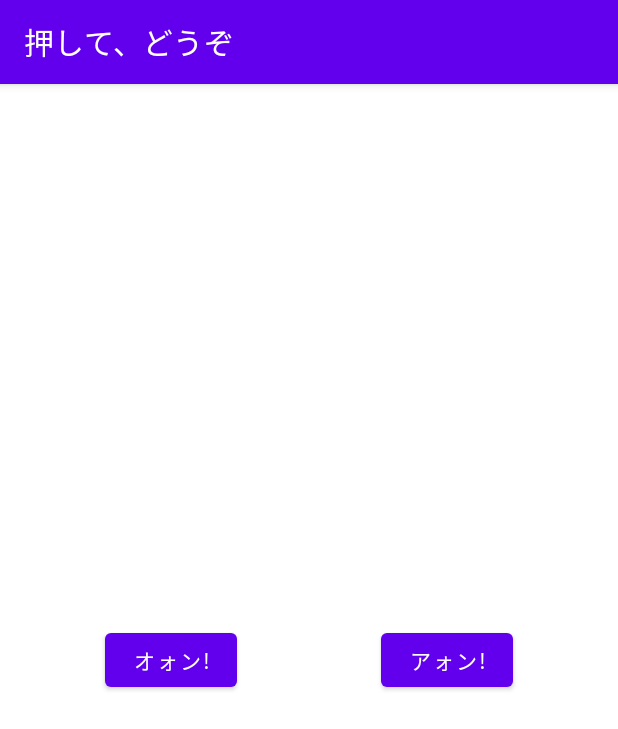
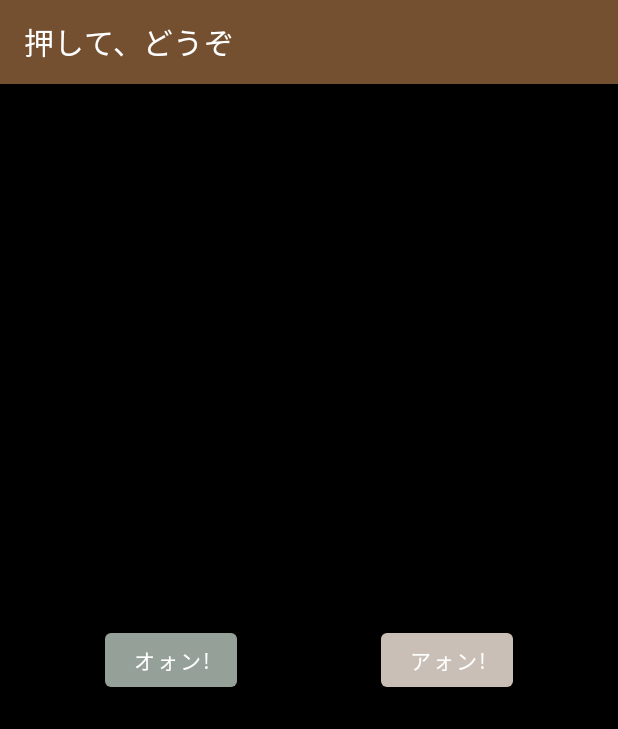
Before and after one commit to RonRole/study_android_app, an Android app: the screen it shows after launch (MainActivity), on a phone screen of 412 x 824 dp. Shown: the top 729 px of the screen. Run offline under Robolectric (Android 15) with nearby library versions, the phone set to English and light mode, and no system bars.

Commit message:
色変更

```diff
--- a/app/src/main/res/layout/activity_main.xml
+++ b/app/src/main/res/layout/activity_main.xml
@@ -14,6 +14,7 @@
         android:layout_marginLeft="70dp"
         android:onClick="sayOon"
         android:text="@string/oon"
+        app:backgroundTint="#95A098"
         app:layout_constraintBottom_toBottomOf="parent"
         app:layout_constraintStart_toStartOf="parent"
         app:layout_constraintTop_toTopOf="parent" />
@@ -26,6 +27,7 @@
         android:layout_marginRight="70dp"
         android:onClick="sayAon"
         android:text="@string/aon"
+        app:backgroundTint="#C9BFB6"
         app:layout_constraintBottom_toBottomOf="parent"
         app:layout_constraintEnd_toEndOf="parent"
         app:layout_constraintTop_toTopOf="parent" />
--- a/app/src/main/res/values/themes.xml
+++ b/app/src/main/res/values/themes.xml
@@ -2,9 +2,8 @@
     <!-- Base application theme. -->
     <style name="Theme.MyFirstApp" parent="Theme.MaterialComponents.DayNight.DarkActionBar">
         <!-- Primary brand color. -->
-        <item name="colorPrimary">@color/purple_500</item>
-        <item name="colorPrimaryVariant">@color/purple_700</item>
-        <item name="colorOnPrimary">@color/white</item>
+        <item name="colorPrimary">#745030</item>
+        <item name="android:windowBackground">@color/black</item>
         <!-- Secondary brand color. -->
         <item name="colorSecondary">@color/teal_200</item>
         <item name="colorSecondaryVariant">@color/teal_700</item>
```
